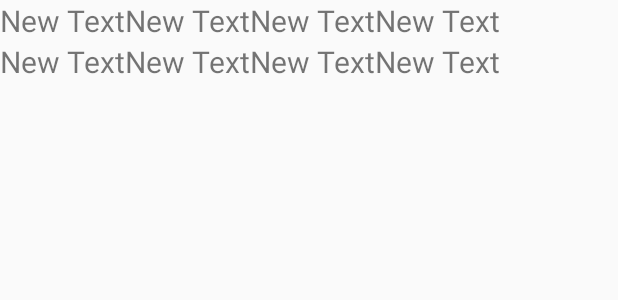
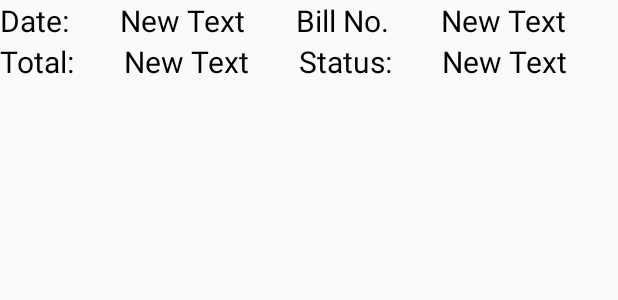
Before and after one commit to toeynutdanai/BlackSheepToy, an Android app: the layout history_listview.xml on its own in the app's theme, with its tools: preview values and no code run, on a phone screen of 412 x 824 dp. Shown: the top 300 px of the screen. Run offline under Robolectric (Android 15) with nearby library versions, the phone set to English and light mode, and no system bars.

Commit message:
เริ่มทำ Listview

```diff
--- a/app/src/main/java/kmutnb/ratchaphol/natthawut/natdanai/blacksheeptoy/OrderToy.java
+++ b/app/src/main/java/kmutnb/ratchaphol/natthawut/natdanai/blacksheeptoy/OrderToy.java
@@ -324,6 +324,8 @@ public class OrderToy extends AppCompatActivity {
                     .add("Piece", cursor.getString(cursor.getColumnIndex(MyManage.
                             column_Piece)))
                     .add("Total", totalString)
+                    .add("Status", "รอชำระ")
+                    .add("IDUser", idString)
                     .build();
             Request.Builder builder = new Request.Builder();
             Request request = builder.url(strURL).post(requestBody).build();
--- a/app/src/main/res/layout/history_listview.xml
+++ b/app/src/main/res/layout/history_listview.xml
@@ -11,30 +11,38 @@
         <TextView
             android:layout_width="wrap_content"
             android:layout_height="wrap_content"
-            android:text="New Text"
+            android:text="Date:"
             android:id="@+id/textView29"
-            android:textSize="@dimen/h2" />
+            android:textSize="@dimen/h2"
+            android:layout_weight="1"
+            android:textColor="@color/colorblack" />
 
         <TextView
             android:layout_width="wrap_content"
             android:layout_height="wrap_content"
             android:text="New Text"
             android:id="@+id/textView30"
-            android:textSize="@dimen/h2" />
+            android:textSize="@dimen/h2"
+            android:layout_weight="1"
+            android:textColor="@color/colorblack" />
 
         <TextView
             android:layout_width="wrap_content"
             android:layout_height="wrap_content"
-            android:text="New Text"
+            android:text="Bill No."
             android:id="@+id/textView31"
-            android:textSize="@dimen/h2" />
+            android:textSize="@dimen/h2"
+            android:layout_weight="1"
+            android:textColor="@color/colorblack" />
 
         <TextView
             android:layout_width="wrap_content"
             android:layout_height="wrap_content"
             android:text="New Text"
             android:id="@+id/textView32"
-            android:textSize="@dimen/h2" />
+            android:textSize="@dimen/h2"
+            android:layout_weight="1"
+            android:textColor="@color/colorblack" />
     </LinearLayout>
 
     <LinearLayout
@@ -45,29 +53,37 @@
         <TextView
             android:layout_width="wrap_content"
             android:layout_height="wrap_content"
-            android:text="New Text"
+            android:text="Total:"
             android:id="@+id/textView33"
-            android:textSize="@dimen/h2" />
+            android:textSize="@dimen/h2"
+            android:layout_weight="1"
+            android:textColor="@color/colorblack" />
 
         <TextView
             android:layout_width="wrap_content"
             android:layout_height="wrap_content"
             android:text="New Text"
             android:id="@+id/textView34"
-            android:textSize="@dimen/h2" />
+            android:textSize="@dimen/h2"
+            android:layout_weight="1"
+            android:textColor="@color/colorblack" />
 
         <TextView
             android:layout_width="wrap_content"
             android:layout_height="wrap_content"
-            android:text="New Text"
+            android:text="Status:"
             android:id="@+id/textView35"
-            android:textSize="@dimen/h2" />
+            android:textSize="@dimen/h2"
+            android:layout_weight="1"
+            android:textColor="@color/colorblack" />
 
         <TextView
             android:layout_width="wrap_content"
             android:layout_height="wrap_content"
             android:text="New Text"
             android:id="@+id/textView36"
-            android:textSize="@dimen/h2" />
+            android:textSize="@dimen/h2"
+            android:layout_weight="1"
+            android:textColor="@color/colorblack" />
     </LinearLayout>
 </LinearLayout>
```
Also changed, not shown: app/src/main/java/kmutnb/ratchaphol/natthawut/natdanai/blacksheeptoy/MyManage.java (+24 -0 lines), app/src/main/java/kmutnb/ratchaphol/natthawut/natdanai/blacksheeptoy/MyOpenHelper.java (+14 -0 lines), app/src/main/java/kmutnb/ratchaphol/natthawut/natdanai/blacksheeptoy/ToyDetail.java (+13 -3 lines).
